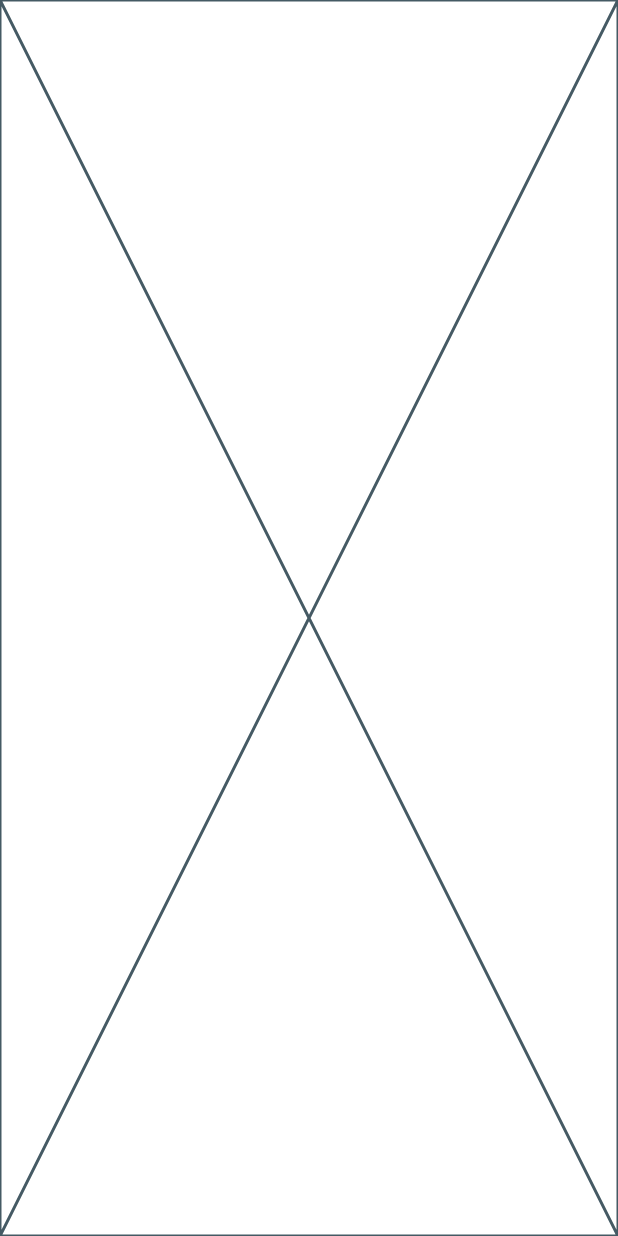
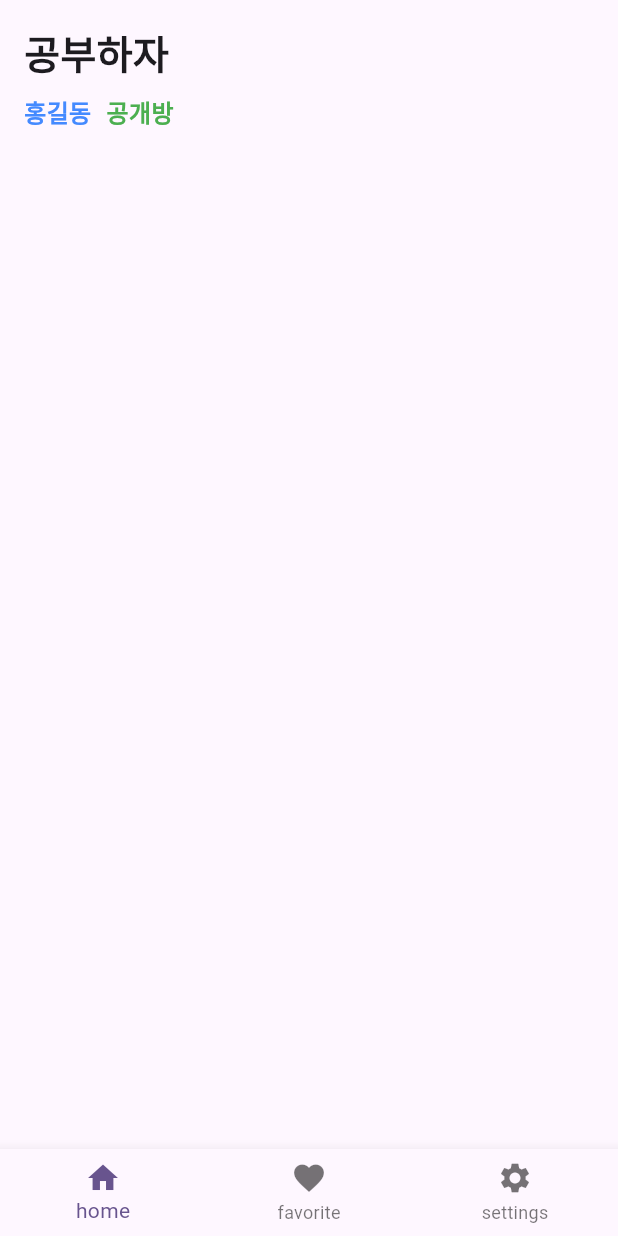
Before and after one commit to YoungJunKim-Dev/swith, a Flutter app: the screen it shows after launch, on a phone screen of 412 x 824 dp. Run offline on Flutter 3.47's test engine with Material 2 defaults, Android fonts, the phone set to English and light mode, and no system bars.

Commit message:
made basic frame of UI

```diff
--- a/lib/main.dart
+++ b/lib/main.dart
@@ -1,5 +1,5 @@
 import 'package:flutter/material.dart';
-import 'package:swith/screens/home_screen.dart';
+import 'package:swith/widgets/bottom_navigaton_bar_widget.dart';
 
 void main() {
   runApp(const App());
@@ -8,7 +8,6 @@ void main() {
 class App extends StatelessWidget {
   const App({super.key});
 
-  // This widget is the root of your application.
   @override
   Widget build(BuildContext context) {
     return MaterialApp(
@@ -17,7 +16,7 @@ class App extends StatelessWidget {
         colorScheme: ColorScheme.fromSeed(seedColor: Colors.deepPurple),
         useMaterial3: true,
       ),
-      home: const HomeScreen(),
+      home: const MyBottomNavigationBar(),
     );
   }
 }
--- a/lib/screens/home_screen.dart
+++ b/lib/screens/home_screen.dart
@@ -1,10 +1,26 @@
 import 'package:flutter/material.dart';
+import 'package:swith/widgets/home_list_item_widget.dart';
 
 class HomeScreen extends StatelessWidget {
-  const HomeScreen({super.key});
+  HomeScreen({super.key});
+
+  final List<HomeListItem> roomList = [
+    const HomeListItem(title: "공부하자", nickname: "홍길동", roomType: 0)
+  ];
 
   @override
   Widget build(BuildContext context) {
-    return const Placeholder();
+    return ListView(
+      children: [
+        for (var roomItem in roomList)
+          GestureDetector(
+            onTap: () => print("clicked $num"),
+            child: Padding(
+              padding: const EdgeInsets.all(8.0),
+              child: roomItem,
+            ),
+          )
+      ],
+    );
   }
 }
--- /dev/null
+++ b/lib/widgets/bottom_navigaton_bar_widget.dart
@@ -0,0 +1,45 @@
+import 'package:flutter/material.dart';
+import 'package:swith/screens/favorite_screen.dart';
+import 'package:swith/screens/home_screen.dart';
+import 'package:swith/screens/setting_screen.dart';
+
+class MyBottomNavigationBar extends StatefulWidget {
+  const MyBottomNavigationBar({super.key});
+
+  @override
+  State<MyBottomNavigationBar> createState() => _MyBottomNavigationBarState();
+}
+
+class _MyBottomNavigationBarState extends State<MyBottomNavigationBar> {
+  int _selectedIndex = 0;
+
+  List<Widget> screenOptions = <Widget>[
+    HomeScreen(),
+    const FavoriteScreen(),
+    const SettingScreen()
+  ];
+
+  void onNavigationTapped(int index) {
+    setState(() {
+      _selectedIndex = index;
+    });
+  }
+
+  @override
+  Widget build(BuildContext context) {
+    return Scaffold(
+      body: screenOptions.elementAt(_selectedIndex),
+      bottomNavigationBar: BottomNavigationBar(
+        onTap: onNavigationTapped,
+        items: const [
+          BottomNavigationBarItem(icon: Icon(Icons.home), label: "home"),
+          BottomNavigationBarItem(
+              icon: Icon(Icons.favorite), label: "favorite"),
+          BottomNavigationBarItem(
+              icon: Icon(Icons.settings), label: "settings"),
+        ],
+        currentIndex: _selectedIndex,
+      ),
+    );
+  }
+}
--- /dev/null
+++ b/lib/widgets/home_list_item_widget.dart
@@ -0,0 +1,55 @@
+import 'package:flutter/material.dart';
+
+class HomeListItem extends StatelessWidget {
+  final String title;
+  final String nickname;
+  final int roomType;
+
+  const HomeListItem(
+      {super.key,
+      required this.title,
+      required this.nickname,
+      required this.roomType});
+
+  static const roomTypeOption = ['공개방', '비공개방'];
+
+  @override
+  Widget build(BuildContext context) {
+    return Padding(
+      padding: const EdgeInsets.all(8.0),
+      child: Column(
+        crossAxisAlignment: CrossAxisAlignment.start,
+        children: [
+          Text(
+            title,
+            style: const TextStyle(fontWeight: FontWeight.w600, fontSize: 26),
+          ),
+          const SizedBox(
+            height: 10,
+          ),
+          Row(
+            children: [
+              Text(
+                nickname,
+                style: const TextStyle(
+                    fontWeight: FontWeight.w600,
+                    fontSize: 16,
+                    color: Colors.blueAccent),
+              ),
+              const SizedBox(
+                width: 10,
+              ),
+              Text(
+                roomTypeOption[roomType],
+                style: const TextStyle(
+                    fontWeight: FontWeight.w600,
+                    fontSize: 16,
+                    color: Colors.green),
+              )
+            ],
+          )
+        ],
+      ),
+    );
+  }
+}
```
Also changed, not shown: lib/screens/favorite_screen.dart (added, +11 -0 lines), lib/screens/login_screen.dart (added, +65 -0 lines), lib/screens/setting_screen.dart (added, +18 -0 lines), lib/widgets/profile_widget.dart (added, +35 -0 lines), lib/screens/signup_scren.dart (added).
